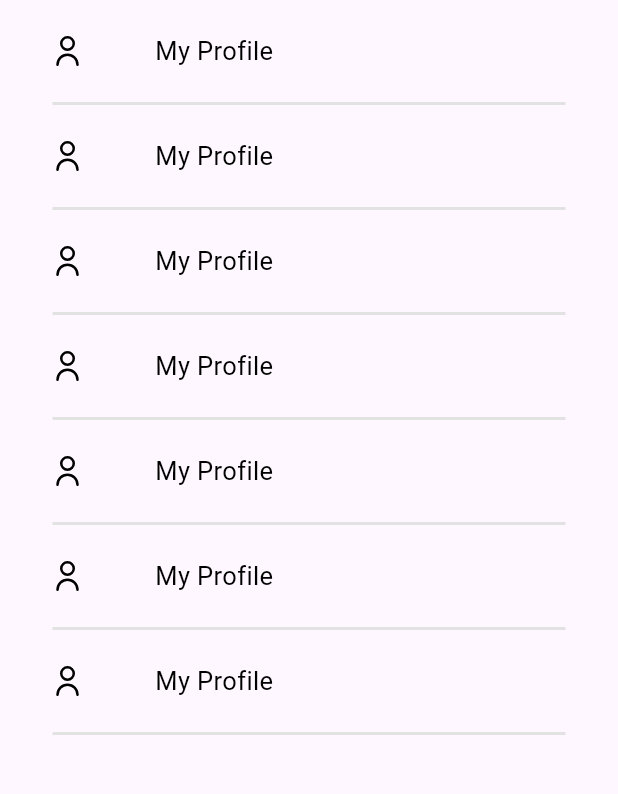
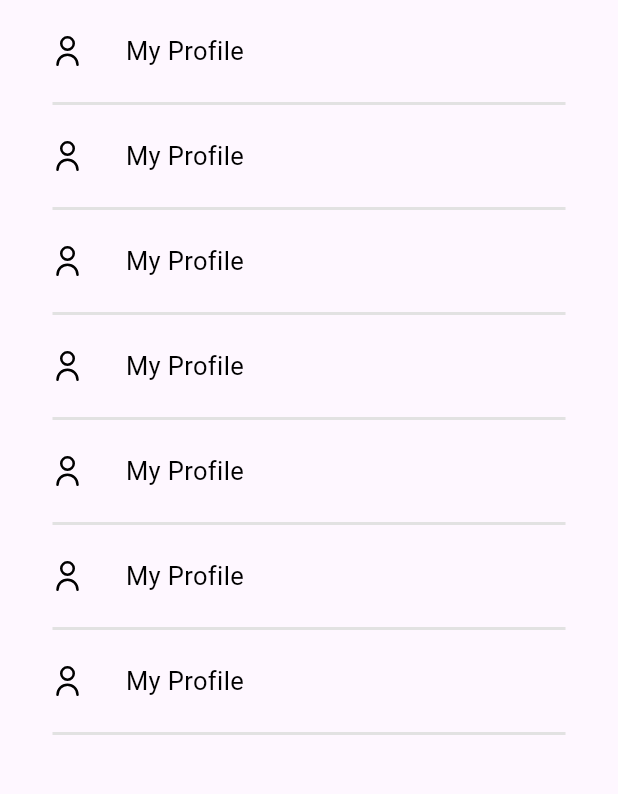
Before and after one commit to w3villa-shubham-rai/listmenu_kivo, a Flutter app: the screen it shows after launch, on a phone screen of 412 x 824 dp, the part 156-950 px from its top. Run offline on Flutter 3.47's test engine with Material 2 defaults, Android fonts, the phone set to English and light mode, and no system bars; our stand-ins replace flutter_svg; network calls fail.

Commit message:
dropdown complete

```diff
--- a/lib/Myprofilepage.dart
+++ b/lib/Myprofilepage.dart
@@ -58,10 +58,13 @@ class _MyprofilePageState extends State<MyprofilePage> {
                       )),
                   Expanded(
                       flex: 1,
-                      child: SvgPicture.asset(
-                        'asset/images/upperdropdown.svg',
-                        width: 10,
-                        height: 10,
+                      child: InkWell(
+
+                        child: SvgPicture.asset(
+                          'asset/images/upperdropdown.svg',
+                          width: 10,
+                          height: 10,
+                        ),
                       )),
                 ],
               ),
--- a/lib/customwidget/menulistcarditem.dart
+++ b/lib/customwidget/menulistcarditem.dart
@@ -25,7 +25,7 @@ class MenuListCardItem extends StatelessWidget {
         child: Row(
           children: [
             Expanded(
-              flex: 2,
+              flex: 1,
               child: Align(
                 alignment: Alignment.centerLeft,
                 child: SvgPicture.asset(
@@ -36,7 +36,7 @@ class MenuListCardItem extends StatelessWidget {
               ),
             ),
             Expanded(
-              flex: 8,
+              flex: 6,
               child: Text(
                 user.usermenuname,
                 style: const TextStyle(
--- a/lib/customwidget/userprofile.dart
+++ b/lib/customwidget/userprofile.dart
@@ -20,9 +20,7 @@ class UserProfile extends StatelessWidget {
         children: [
           Stack(
             children: [
-              Expanded(
-              flex: 3,
-              child: Container(
+              Container(
                 // color: Colors.red,
                 child:ClipRRect(
                 borderRadius: BorderRadius.circular(55.0), // Adjust the radius as needed
@@ -34,7 +32,6 @@ class UserProfile extends StatelessWidget {
                 ),
               )
               ),
-            ),
 
             Padding(
               padding: const EdgeInsets.only(top: 72,left: 14),
```
